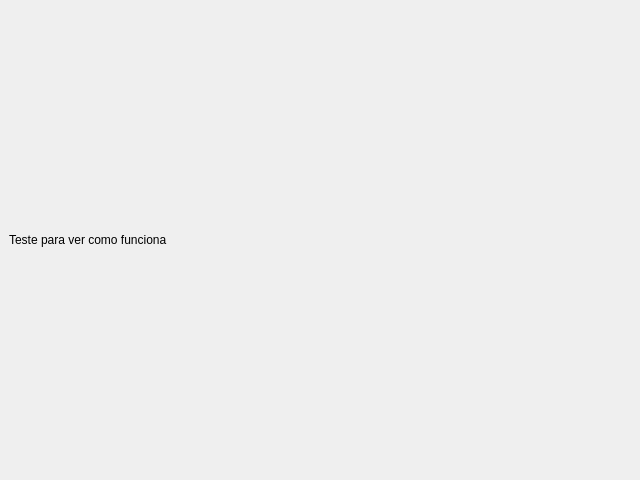
Above: registro.ui from igorxavier/DownloaderTinTube before the change. Below: the same form after it.
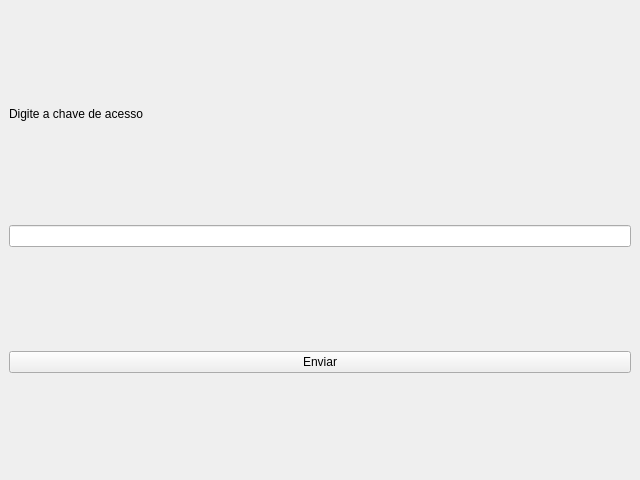
That is the form after the change.

Commit message: Mudança na tela principal

Diff of the .ui file:
```diff
--- a/registro.ui
+++ b/registro.ui
@@ -17,8 +17,49 @@
    <layout class="QVBoxLayout" name="verticalLayout">
     <item>
      <widget class="QLabel" name="label">
+      <property name="sizePolicy">
+       <sizepolicy hsizetype="Preferred" vsizetype="Fixed">
+        <horstretch>0</horstretch>
+        <verstretch>0</verstretch>
+       </sizepolicy>
+      </property>
       <property name="text">
-       <string>Teste para ver como funciona</string>
+       <string>Digite a chave de acesso</string>
+      </property>
+     </widget>
+    </item>
+    <item>
+     <widget class="QLineEdit" name="edit_registro">
+      <property name="sizePolicy">
+       <sizepolicy hsizetype="Expanding" vsizetype="Fixed">
+        <horstretch>0</horstretch>
+        <verstretch>0</verstretch>
+       </sizepolicy>
+      </property>
+      <property name="minimumSize">
+       <size>
+        <width>0</width>
+        <height>0</height>
+       </size>
+      </property>
+      <property name="sizeIncrement">
+       <size>
+        <width>0</width>
+        <height>0</height>
+       </size>
+      </property>
+      <property name="baseSize">
+       <size>
+        <width>0</width>
+        <height>0</height>
+       </size>
+      </property>
+     </widget>
+    </item>
+    <item>
+     <widget class="QPushButton" name="btn_registrar">
+      <property name="text">
+       <string>Enviar</string>
       </property>
      </widget>
     </item>
```
The commit also changes 3 other files.
